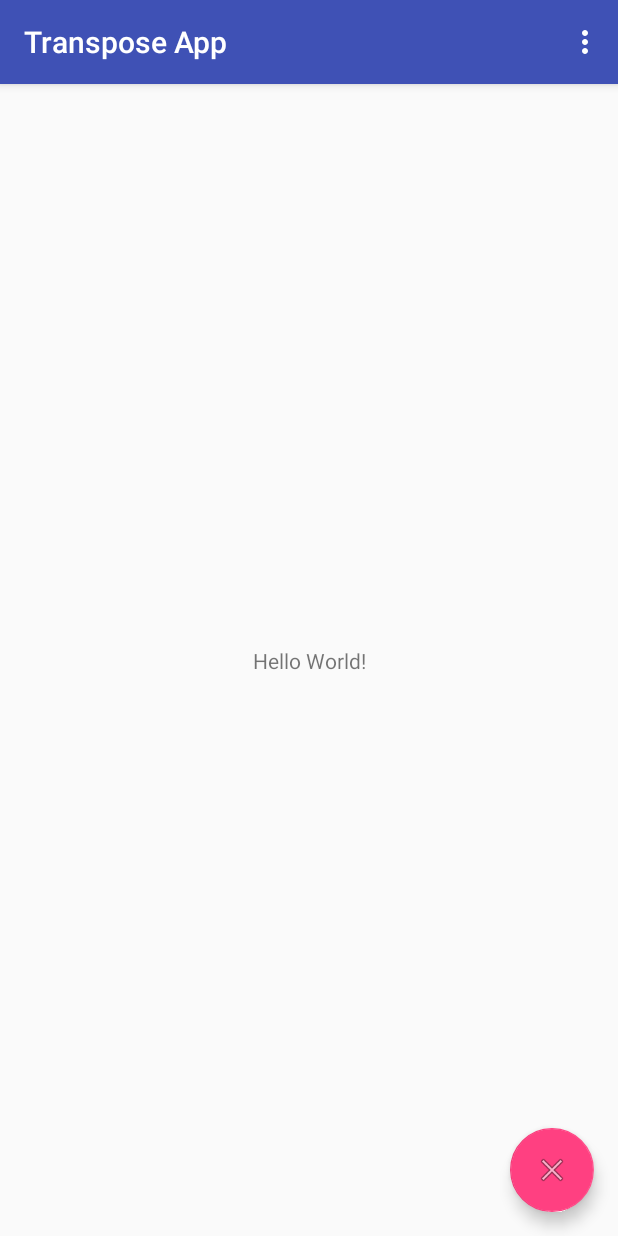
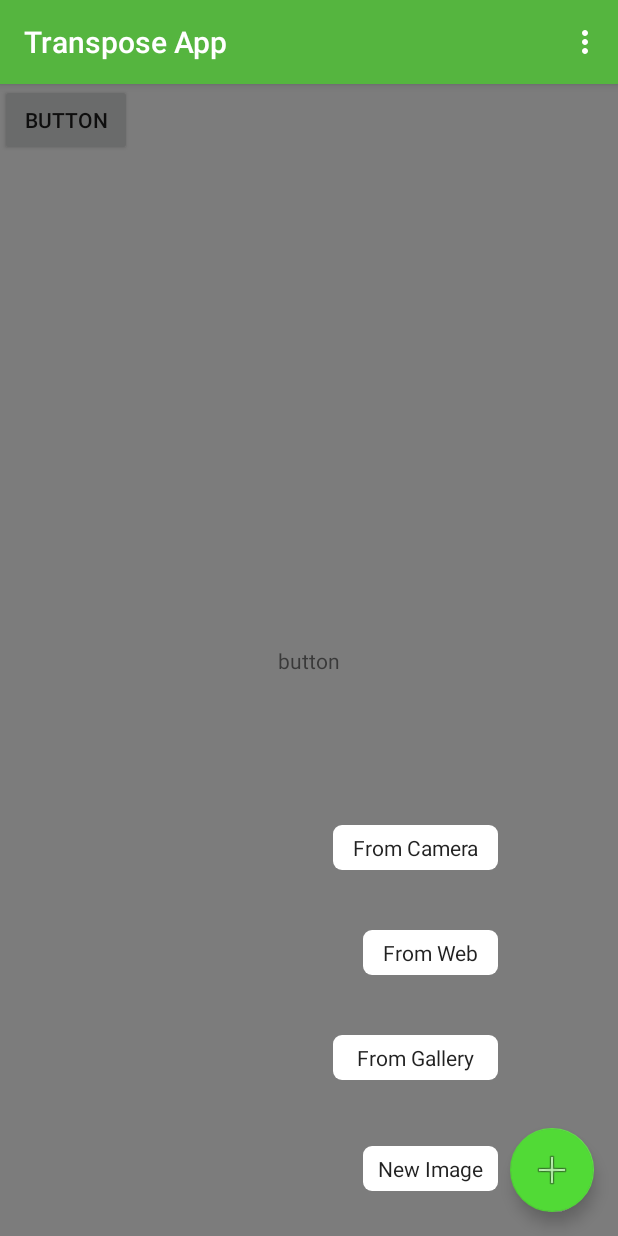
Before and after one commit to Wymancheung/TransposeApp, an Android app: the screen it shows after launch (MainActivity), after a tap on an icon or button, on a phone screen of 412 x 824 dp. Run offline under Robolectric (Android 15) with nearby library versions, the phone set to English and light mode, and no system bars; 1 other tap on this screen came first.

Commit message:
Fab Updates

```diff
--- a/app/src/main/java/com/comp4521gp01/transposeapp/MainActivity.java
+++ b/app/src/main/java/com/comp4521gp01/transposeapp/MainActivity.java
@@ -1,8 +1,8 @@
 package com.comp4521gp01.transposeapp;
 
+import android.app.Dialog;
 import android.os.Bundle;
 import android.support.design.widget.FloatingActionButton;
-import android.support.design.widget.Snackbar;
 import android.support.v7.app.AppCompatActivity;
 import android.support.v7.widget.Toolbar;
 import android.util.Log;
@@ -11,12 +11,16 @@ import android.view.Menu;
 import android.view.MenuItem;
 import android.view.animation.Animation;
 import android.view.animation.AnimationUtils;
+import android.widget.Button;
+import android.widget.TextView;
 
 public class MainActivity extends AppCompatActivity {
 
     private Boolean isFabOpen = false;
     private FloatingActionButton fab,camera_fab,web_fab,gallery_fab;
+    private TextView fab_label,camera_fab_label,web_fab_label,gallery_fab_label,debug,fab_blur;
     private Animation fab_open,fab_close,rotate_forward,rotate_backward;
+    private Dialog dialog;
 
     @Override
     protected void onCreate(Bundle savedInstanceState) {
@@ -32,10 +36,23 @@ public class MainActivity extends AppCompatActivity {
         fab_close = AnimationUtils.loadAnimation(getApplicationContext(),R.anim.fab_close);
         rotate_forward = AnimationUtils.loadAnimation(getApplicationContext(),R.anim.rotate_forward);
         rotate_backward = AnimationUtils.loadAnimation(getApplicationContext(),R.anim.rotate_backward);
+        fab_label = (TextView) findViewById(R.id.fab_label);
+        camera_fab_label = (TextView) findViewById(R.id.camera_fab_label);
+        web_fab_label = (TextView) findViewById(R.id.web_fab_label);
+        gallery_fab_label = (TextView) findViewById(R.id.gallery_fab_label);
+        debug = (TextView) findViewById(R.id.debug);
+        fab_blur = (TextView) findViewById(R.id.fab_blur);
+
         fab.setOnClickListener(clickListener);
         camera_fab.setOnClickListener(clickListener);
         web_fab.setOnClickListener(clickListener);
         gallery_fab.setOnClickListener(clickListener);
+        fab_blur.setOnClickListener(clickListener);
+
+        Button button = (Button) findViewById(R.id.button);
+        button.setOnClickListener(clickListener);
+
+
     }
 
     private View.OnClickListener clickListener= new View.OnClickListener() {
@@ -44,20 +61,25 @@ public class MainActivity extends AppCompatActivity {
             int id = v.getId();
             switch (id) {
                 case R.id.fab:
-
                     animateFAB();
                     break;
                 case R.id.camera_fab:
 
-                    Log.d("Raj", "Fab 1");
+                    debug.setText("Camera");
                     break;
                 case R.id.web_fab:
 
-                    Log.d("Raj", "Fab 2");
+                    debug.setText("Web");
                     break;
                 case R.id.gallery_fab:
 
-                    Log.d("Raj", "Fab 3");
+                    debug.setText("Gallery");
+                    break;
+                case R.id.fab_blur:
+                    animateFAB();
+                    break;
+                case R.id.button:
+                    debug.setText("button");
                     break;
             }
         }
@@ -66,28 +88,45 @@ public class MainActivity extends AppCompatActivity {
     public void animateFAB(){
 
         if(isFabOpen){
+            fab_blur.setVisibility(View.INVISIBLE);
 
             fab.startAnimation(rotate_backward);
             camera_fab.startAnimation(fab_close);
             web_fab.startAnimation(fab_close);
             gallery_fab.startAnimation(fab_close);
+
+            fab_label.setVisibility(View.INVISIBLE);
+            camera_fab_label.setVisibility(View.INVISIBLE);
+            web_fab_label.setVisibility(View.INVISIBLE);
+            gallery_fab_label.setVisibility(View.INVISIBLE);
+
             camera_fab.setClickable(false);
             web_fab.setClickable(false);
             gallery_fab.setClickable(false);
+            fab_blur.setClickable(false);
             isFabOpen = false;
             Log.d("Raj", "close");
+            //dialog.dismiss();
 
         } else {
-
+            fab_blur.setVisibility(View.VISIBLE);
             fab.startAnimation(rotate_forward);
             camera_fab.startAnimation(fab_open);
             web_fab.startAnimation(fab_open);
             gallery_fab.startAnimation(fab_open);
+
+            fab_label.setVisibility(View.VISIBLE);
+            camera_fab_label.setVisibility(View.VISIBLE);
+            web_fab_label.setVisibility(View.VISIBLE);
+            gallery_fab_label.setVisibility(View.VISIBLE);
+
             camera_fab.setClickable(true);
             web_fab.setClickable(true);
             gallery_fab.setClickable(true);
+            fab_blur.setClickable(true);
             isFabOpen = true;
             Log.d("Raj","open");
+            //dialog.show();
 
         }
     }
--- a/app/src/main/res/anim/rotate_backward.xml
+++ b/app/src/main/res/anim/rotate_backward.xml
@@ -1,8 +1,8 @@
 <?xml version="1.0" encoding="utf-8"?>
 <set xmlns:android="http://schemas.android.com/apk/res/android"
     android:fillAfter="true" >
-    <rotate android:fromDegrees="0"
-        android:toDegrees="45"
+    <rotate android:fromDegrees="45"
+        android:toDegrees="0"
         android:pivotX="50%"
         android:pivotY="50%"
         android:duration="300"
--- a/app/src/main/res/anim/rotate_forward.xml
+++ b/app/src/main/res/anim/rotate_forward.xml
@@ -1,8 +1,8 @@
 <?xml version="1.0" encoding="utf-8"?>
 <set xmlns:android="http://schemas.android.com/apk/res/android"
     android:fillAfter="true" >
-    <rotate android:fromDegrees="45"
-        android:toDegrees="0"
+    <rotate android:fromDegrees="0"
+        android:toDegrees="45"
         android:pivotX="50%"
         android:pivotY="50%"
         android:duration="300"
--- /dev/null
+++ b/app/src/main/res/drawable/rounded_edge.xml
@@ -0,0 +1,15 @@
+<shape xmlns:android="http://schemas.android.com/apk/res/android">
+            <solid
+                android:color="#ffffff">
+            </solid>
+            <stroke
+                 android:width="0dp"
+                 android:color="#ffffff">
+            </stroke>
+            <corners
+                 android:topLeftRadius="6dip"
+                 android:topRightRadius="6dip"
+                 android:bottomLeftRadius="6dip"
+                 android:bottomRightRadius="6dip">
+            </corners>
+        </shape>
--- a/app/src/main/res/layout/activity_main.xml
+++ b/app/src/main/res/layout/activity_main.xml
@@ -5,6 +5,10 @@
     android:layout_width="match_parent"
     android:layout_height="match_parent"
     tools:context="com.comp4521gp01.transposeapp.MainActivity">
+
+    <include
+        android:id="@+id/include"
+        layout="@layout/content_main" />
 
     <android.support.design.widget.AppBarLayout
         android:layout_width="match_parent"
@@ -20,7 +24,13 @@
 
     </android.support.design.widget.AppBarLayout>
 
-    <include layout="@layout/content_main" />
+    <TextView
+        android:id="@+id/fab_blur"
+        android:layout_width="match_parent"
+        android:layout_height="match_parent"
+        android:layout_weight="1"
+        android:background="@android:drawable/screen_background_dark_transparent"
+        android:visibility="invisible" />
 
     <android.support.design.widget.FloatingActionButton
         android:id="@+id/camera_fab"
@@ -34,6 +44,19 @@
         app:pressedTranslationZ="12dp"
         app:srcCompat="@android:drawable/ic_menu_camera" />
 
+    <TextView
+        android:id="@+id/camera_fab_label"
+        android:layout_width="110dp"
+        android:layout_height="30dp"
+        android:layout_gravity="bottom|end"
+        android:layout_marginBottom="244dp"
+        android:layout_marginRight="80dp"
+        android:background="@drawable/rounded_edge"
+        android:gravity="center"
+        android:text="@string/camera_fab"
+        android:textAppearance="@style/TextAppearance.AppCompat"
+        android:visibility="invisible" />
+
     <android.support.design.widget.FloatingActionButton
         android:id="@+id/web_fab"
         android:layout_width="wrap_content"
@@ -44,7 +67,20 @@
         android:visibility="invisible"
         app:elevation="6dp"
         app:pressedTranslationZ="12dp"
-        app:srcCompat="@android:drawable/ic_menu_mapmode" />
+        app:srcCompat="@android:drawable/ic_menu_search" />
+
+    <TextView
+        android:id="@+id/web_fab_label"
+        android:layout_width="90dp"
+        android:layout_height="30dp"
+        android:layout_gravity="bottom|end"
+        android:layout_marginBottom="174dp"
+        android:layout_marginRight="80dp"
+        android:background="@drawable/rounded_edge"
+        android:gravity="center"
+        android:text="@string/web_fab"
+        android:textAppearance="@style/TextAppearance.AppCompat"
+        android:visibility="invisible" />
 
     <android.support.design.widget.FloatingActionButton
         android:id="@+id/gallery_fab"
@@ -58,6 +94,19 @@
         app:pressedTranslationZ="12dp"
         app:srcCompat="@android:drawable/ic_menu_gallery" />
 
+    <TextView
+        android:id="@+id/gallery_fab_label"
+        android:layout_width="110dp"
+        android:layout_height="30dp"
+        android:layout_gravity="bottom|end"
+        android:layout_marginBottom="104dp"
+        android:layout_marginRight="80dp"
+        android:background="@drawable/rounded_edge"
+        android:gravity="center"
+        android:text="@string/gallery_fab"
+        android:textAppearance="@style/TextAppearance.AppCompat"
+        android:visibility="invisible" />
+
     <android.support.design.widget.FloatingActionButton
         android:id="@+id/fab"
         android:layout_width="wrap_content"
@@ -70,4 +119,17 @@
         app:pressedTranslationZ="12dp"
         app:srcCompat="@android:drawable/ic_menu_close_clear_cancel" />
 
+    <TextView
+        android:id="@+id/fab_label"
+        android:layout_width="90dp"
+        android:layout_height="30dp"
+        android:layout_gravity="bottom|end"
+        android:layout_marginBottom="30dp"
+        android:layout_marginRight="80dp"
+        android:background="@drawable/rounded_edge"
+        android:gravity="center"
+        android:text="@string/fab"
+        android:textAppearance="@style/TextAppearance.AppCompat"
+        android:visibility="invisible" />
+
 </android.support.design.widget.CoordinatorLayout>
--- a/app/src/main/res/layout/content_main.xml
+++ b/app/src/main/res/layout/content_main.xml
@@ -9,6 +9,7 @@
     tools:showIn="@layout/activity_main">
 
     <TextView
+        android:id="@+id/debug"
         android:layout_width="wrap_content"
         android:layout_height="wrap_content"
         android:text="Hello World!"
@@ -17,4 +18,10 @@
         app:layout_constraintRight_toRightOf="parent"
         app:layout_constraintTop_toTopOf="parent" />
 
+    <Button
+        android:id="@+id/button"
+        android:layout_width="wrap_content"
+        android:layout_height="wrap_content"
+        android:text="Button" />
+
 </android.support.constraint.ConstraintLayout>
--- a/app/src/main/res/values/colors.xml
+++ b/app/src/main/res/values/colors.xml
@@ -1,6 +1,6 @@
 <?xml version="1.0" encoding="utf-8"?>
 <resources>
-    <color name="colorPrimary">#3F51B5</color>
-    <color name="colorPrimaryDark">#303F9F</color>
-    <color name="colorAccent">#FF4081</color>
+    <color name="colorPrimary">#55b53f</color>
+    <color name="colorPrimaryDark">#439f30</color>
+    <color name="colorAccent">#51da36</color>
 </resources>
--- a/app/src/main/res/values/strings.xml
+++ b/app/src/main/res/values/strings.xml
@@ -1,4 +1,8 @@
 <resources>
     <string name="app_name">Transpose App</string>
     <string name="action_settings">Settings</string>
+    <string name="fab">New Image</string>
+    <string name="camera_fab">From Camera</string>
+    <string name="web_fab">From Web</string>
+    <string name="gallery_fab">From Gallery</string>
 </resources>
```
